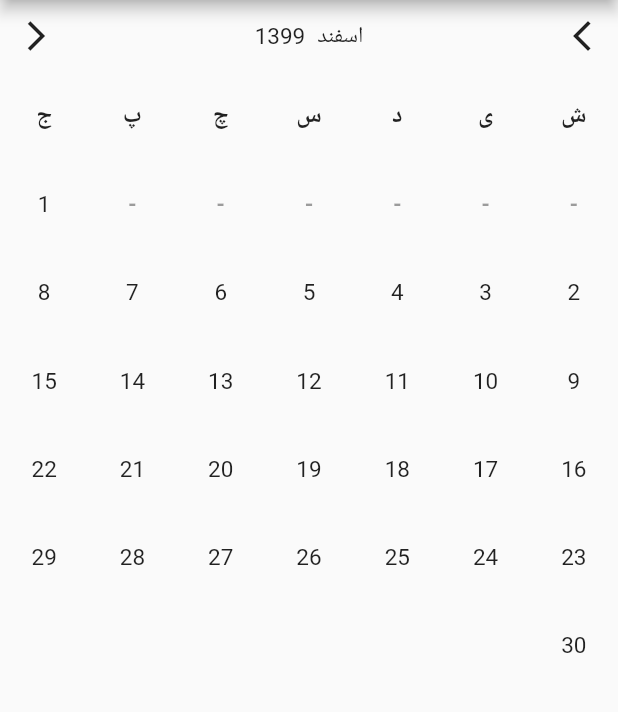
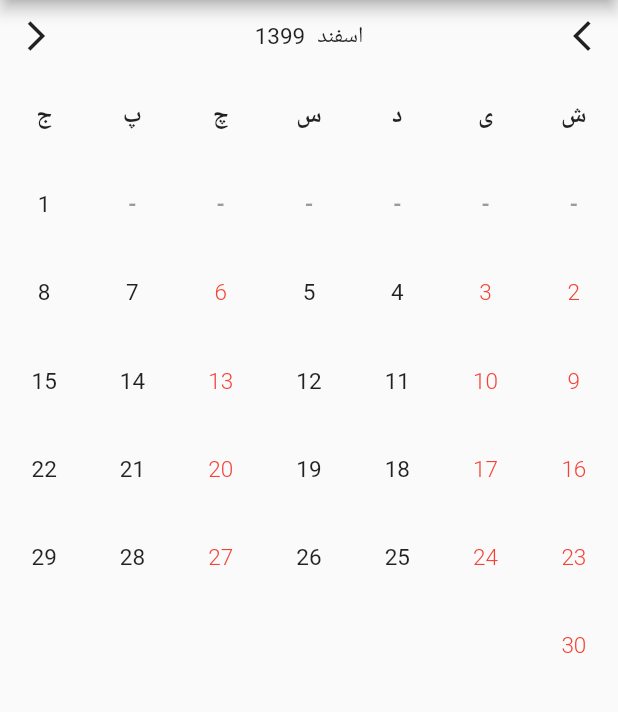
Before and after one commit to Ashkan4472/flutter_shamsi_datepicker, a Flutter app: the screen it shows after launch, on a phone screen of 412 x 824 dp, the part 84-796 px from its top. Run offline on Flutter 3.47's test engine with Material 2 defaults, Android fonts, the phone set to English and light mode, and no system bars; our stand-ins replace shamsi_date.

```diff
--- a/example/lib/main.dart
+++ b/example/lib/main.dart
@@ -43,6 +43,7 @@ class _MyHomePageState extends State<MyHomePage> {
       ),
       body: Center(
         child: PersianDatepicker(
+          deactiveWeekList: [1, 2, 5],
           onMonthChange: (result) {
             print("onMonthChange => " + result.toString());
           },
--- a/lib/persian_datepicker.dart
+++ b/lib/persian_datepicker.dart
@@ -24,6 +24,11 @@ class PersianDatepicker extends StatefulWidget {
   /// Active Date onSelect
   final Function(String) onDateSelect;
 
+  /// Deactive Weeks number. this is a list with week number [1 => shanbe, 7 => jome]
+  /// for examle [1, 2, 5] and this will disable shanbe, yekshanbe, chaharshanbe
+  /// in DatePicker. if it is null then all weeks are active
+  final List<int> deactiveWeekList;
+
   /// Deactive Date TextStyle
 
   /// Deavtive Date onSelect
@@ -36,6 +41,7 @@ class PersianDatepicker extends StatefulWidget {
     this.yearTextStyle,
     this.customMonthesName,
     this.activeDateTextStyle,
+    this.deactiveWeekList,
   }) : super(key: key);
 
   @override
@@ -72,6 +78,7 @@ class _PersianDatepickerState extends State<PersianDatepicker> {
             jalali: this.jalali,
             onDateSelect: widget.onDateSelect,
             activeDateTextStyle: widget.activeDateTextStyle,
+            deactiveWeekList: widget.deactiveWeekList,
           ),
         ],
       ),
--- a/lib/utils/date_util.dart
+++ b/lib/utils/date_util.dart
@@ -34,6 +34,7 @@ class DateUtil {
     Jalali jalali,
     Function(Jalali) onDateSelect,
     TextStyle activeDateTextStyle,
+    List<int> deactiveWeekList,
   }) {
     final startDay = _startWeekDayOfMonth(jalali) - 1;
 
@@ -47,10 +48,23 @@ class DateUtil {
 
       var activeStyle =
           activeDateTextStyle ?? TextStyle(fontWeight: FontWeight.w400);
+      var day = index - startDay + 1;
+
+      // this checks whethter it is in deactive list or not
+      if (deactiveWeekList != null &&
+          deactiveWeekList.contains(jalali.withDay(day).weekDay)) {
+        return FlatButton(
+          child: Text(
+            '$day',
+            style: TextStyle(color: Colors.red, fontWeight: FontWeight.w300),
+          ),
+          onPressed: null,
+        );
+      }
 
       return FlatButton(
         child: Text(
-          '${index - startDay + 1}',
+          '$day',
           style: activeStyle,
         ),
         onPressed: () {
--- a/lib/widgets/date_select.dart
+++ b/lib/widgets/date_select.dart
@@ -8,6 +8,7 @@ class DateSelect extends StatefulWidget {
   final TextStyle weekTextStyle;
   final Function(String) onDateSelect;
   final TextStyle activeDateTextStyle;
+  final List<int> deactiveWeekList;
 
   const DateSelect({
     Key key,
@@ -16,6 +17,7 @@ class DateSelect extends StatefulWidget {
     this.useFullWeekName = false,
     this.weekTextStyle,
     this.activeDateTextStyle,
+    this.deactiveWeekList,
   }) : super(key: key);
 
   @override
@@ -28,15 +30,19 @@ class _DateSelectState extends State<DateSelect> {
     var gridViewChild = List<Widget>();
     gridViewChild.addAll(
         DateUtil.headerWidget(widget.useFullWeekName, widget.weekTextStyle));
-    gridViewChild.addAll(DateUtil.daysWidget(
+    gridViewChild.addAll(
+      DateUtil.daysWidget(
         jalali: widget.jalali,
+        activeDateTextStyle: widget.activeDateTextStyle,
+        deactiveWeekList: widget.deactiveWeekList,
         onDateSelect: (Jalali jalai) {
           final y = jalai.formatter.yyyy;
           final m = jalai.formatter.mm;
           final d = jalai.formatter.dd;
           widget.onDateSelect('$y/$m/$d');
         },
-        activeDateTextStyle: widget.activeDateTextStyle));
+      ),
+    );
 
     return Expanded(
       child: GridView.count(
```
